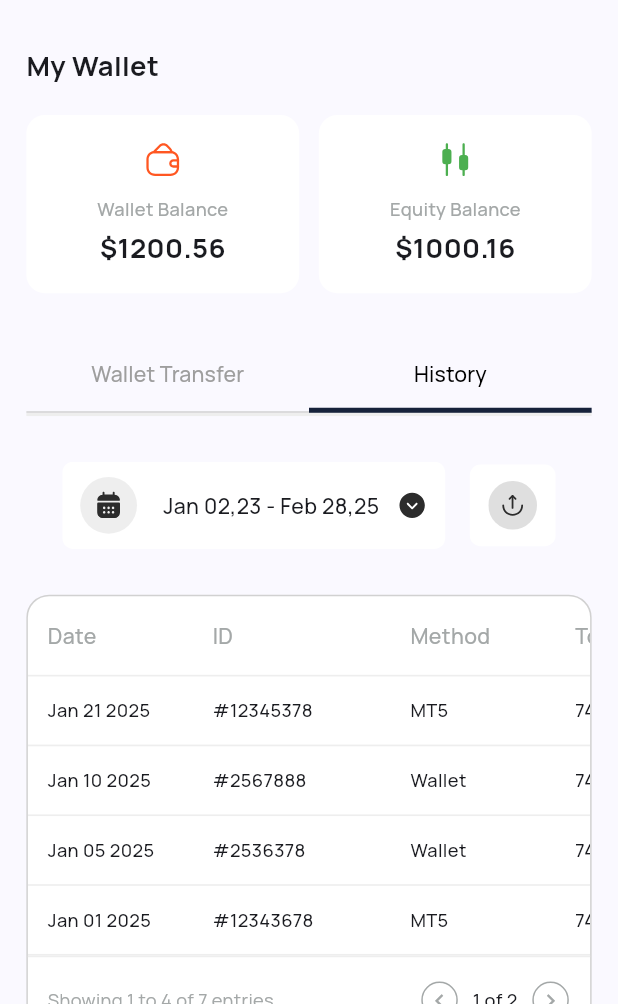
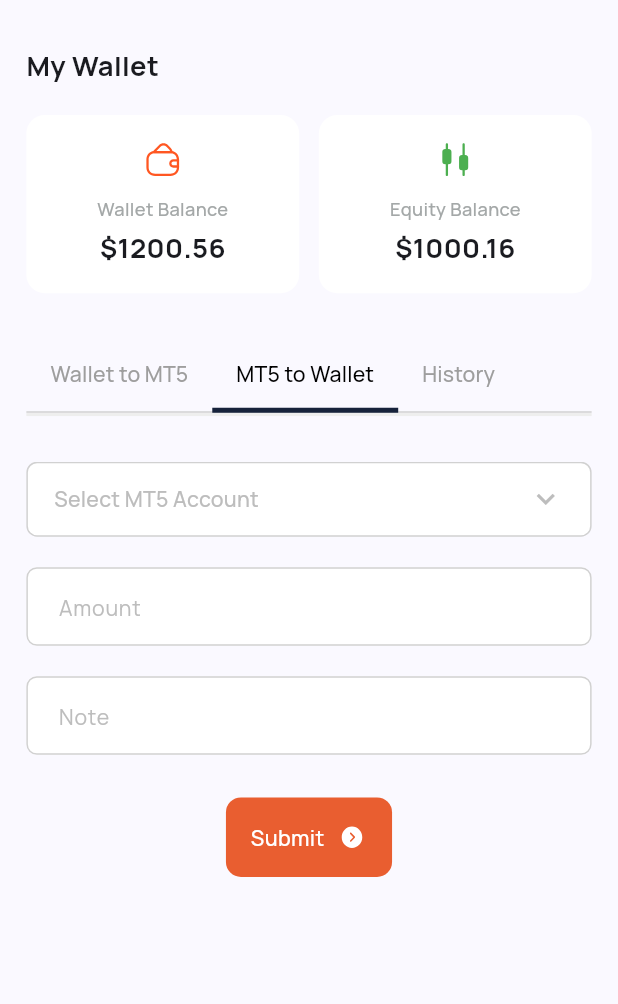
Before and after one commit to GeniusCoders/honorfx, a Flutter app: the MyWalletScreen widget shown alone on an empty page, opened directly, tab 2 chosen, on a phone screen of 412 x 824 dp, the part 232-1236 px from its top. Run offline on Flutter 3.47's test engine with Material 3 defaults, Android fonts, the phone set to English and light mode, and no system bars; our stand-ins replace bloc, dartz, dio, flutter_bloc, flutter_screenutil, flutter_secure_storage and 7 more; accounts and stored records are empty; network calls fail.

Commit message:
Add wallet to MT5 and MT5 to wallet transfer functionalities in DashboardCubit. Implement corresponding success and error states in DashboardState. Update MyWalletScreen to include new transfer tabs and remove deprecated wallet transfer UI components. Enhance DashboardApi and DashboardRepo for wallet transfer API integration.

```diff
--- a/lib/cubit/dashboard/dashboard_state.dart
+++ b/lib/cubit/dashboard/dashboard_state.dart
@@ -121,6 +121,32 @@ class WithdrawError extends DashboardState {
   WithdrawError({required this.message});
 }
 
+// Wallet to MT5 states
+class WalletToMt5Success extends DashboardState {
+  final String message;
+
+  WalletToMt5Success({required this.message});
+}
+
+class WalletToMt5Error extends DashboardState {
+  final String message;
+
+  WalletToMt5Error({required this.message});
+}
+
+// MT5 to Wallet states
+class Mt5ToWalletSuccess extends DashboardState {
+  final String message;
+
+  Mt5ToWalletSuccess({required this.message});
+}
+
+class Mt5ToWalletError extends DashboardState {
+  final String message;
+
+  Mt5ToWalletError({required this.message});
+}
+
 // You can add more dashboard-related states here
 // class PositionsLoading extends DashboardState {}
 // class PositionsLoaded extends DashboardState {...}
--- /dev/null
+++ b/lib/screens/dashboard/dashboard_screens/mywallet_screen/mt5_to_wallet.dart
@@ -0,0 +1,176 @@
+import 'package:flutter/material.dart';
+import 'package:flutter_bloc/flutter_bloc.dart';
+import 'package:flutter_screenutil/flutter_screenutil.dart';
+import 'package:honorfx/cubit/dashboard/dashboard_cubit.dart';
+import 'package:honorfx/cubit/dashboard/dashboard_state.dart';
+import 'package:honorfx/models/dashboard/account_listing_type_model.dart';
+import 'package:honorfx/utils/colors.dart';
+import 'package:honorfx/utils/common_dropdown.dart';
+import 'package:honorfx/utils/submit_button.dart';
+import 'package:honorfx/widgets/loading/loading_overlay.dart';
+import 'package:honorfx/widgets/textfields/amount_texfield.dart';
+import 'package:honorfx/widgets/textfields/comman_texfield.dart';
+
+class Mt5ToWallet extends StatefulWidget {
+  const Mt5ToWallet({super.key});
+
+  @override
+  State<Mt5ToWallet> createState() => _Mt5ToWalletState();
+}
+
+class _Mt5ToWalletState extends State<Mt5ToWallet> {
+  final TextEditingController _amountController = TextEditingController();
+  final TextEditingController _noteController = TextEditingController();
+  String? _selectedMt5Account;
+  final _formKey = GlobalKey<FormState>();
+  List<AccountListingTypeData> _accounts = [];
+
+  @override
+  void initState() {
+    super.initState();
+    _loadAccounts();
+  }
+
+  @override
+  void dispose() {
+    _amountController.dispose();
+    _noteController.dispose();
+    super.dispose();
+  }
+
+  void _loadAccounts() {
+    final dashboardCubit = context.read<DashboardCubit>();
+    if (dashboardCubit.state is! AccountsLoaded &&
+        dashboardCubit.state is! AccountDetailsLoaded) {
+      dashboardCubit.getAccounts();
+    } else {
+      _setupAccounts(dashboardCubit.state);
+    }
+  }
+
+  void _setupAccounts(DashboardState state) {
+    if (state is AccountsLoaded) {
+      setState(() {
+        _accounts = state.accounts;
+        if (_accounts.isNotEmpty) {
+          _selectedMt5Account = _accounts.first.mtUserid.toString();
+        }
+      });
+    } else if (state is AccountDetailsLoaded) {
+      setState(() {
+        _accounts = state.accounts;
+        if (_accounts.isNotEmpty) {
+          _selectedMt5Account = _accounts.first.mtUserid.toString();
+        }
+      });
+    }
+  }
+
+  void _submitTransfer() {
+    if (!_formKey.currentState!.validate()) {
+      return;
+    }
+
+    final dashboardCubit = context.read<DashboardCubit>();
+
+    dashboardCubit.mt5ToWallet(
+      mt5id: _selectedMt5Account!,
+      amount: _amountController.text,
+      note: _noteController.text,
+    );
+  }
+
+  @override
+  Widget build(BuildContext context) {
+    return BlocConsumer<DashboardCubit, DashboardState>(
+      listener: (context, state) {
+        if (state is AccountsLoaded || state is AccountDetailsLoaded) {
+          _setupAccounts(state);
+        } else if (state is Mt5ToWalletSuccess) {
+          // Show success message
+          ScaffoldMessenger.of(context).showSnackBar(
+            SnackBar(
+              content: Text(state.message),
+              backgroundColor: Colors.green,
+            ),
+          );
+          // Clear form fields
+          _amountController.clear();
+          _noteController.clear();
+        } else if (state is Mt5ToWalletError) {
+          // Show error message
+          ScaffoldMessenger.of(context).showSnackBar(
+            SnackBar(content: Text(state.message), backgroundColor: Colors.red),
+          );
+        }
+      },
+      builder: (context, state) {
+        return LoadingOverlay(
+          isLoading: state is DashboardLoading,
+          child: Form(
+            key: _formKey,
+            child: Column(
+              children: [
+                // To MT5 account dropdown
+                CommonDropdown(
+                  hintText: 'Select MT5 Account',
+                  value: _selectedMt5Account,
+                  onChanged: (value) {
+                    setState(() {
+                      _selectedMt5Account = value;
+                    });
+                  },
+                  data: _accounts.map((e) => e.mtUserid.toString()).toList(),
+                ),
+
+                SizedBox(height: 20.h),
+
+                // Amount field
+                AmountTexfield(
+                  hintText: 'Amount',
+                  controller: _amountController,
+                  validator: (value) {
+                    if (value == null || value.isEmpty) {
+                      return 'Please enter an amount';
+                    }
+                    try {
+                      final amount = double.parse(value);
+                      if (amount <= 0) {
+                        return 'Amount must be greater than 0';
+                      }
+                    } catch (e) {
+                      return 'Please enter a valid amount';
+                    }
+                    return null;
+                  },
+                ),
+
+                SizedBox(height: 20.h),
+
+                // Note field
+                CommanTexfield(
+                  hintText: 'Note',
+                  controller: _noteController,
+                  validator: (value) {
+                    if (value == null || value.isEmpty) {
+                      return 'Please enter a note';
+                    }
+                    return null;
+                  },
+                ),
+
+                SizedBox(height: 28.h),
+
+                // Submit button
+                SubmitButton(
+                  onPressed:
+                      _selectedMt5Account != null ? _submitTransfer : null,
+                ),
+              ],
+            ),
+          ),
+        );
+      },
+    );
+  }
+}
--- a/lib/screens/dashboard/dashboard_screens/mywallet_screen/mywallet_screen.dart
+++ b/lib/screens/dashboard/dashboard_screens/mywallet_screen/mywallet_screen.dart
@@ -4,10 +4,10 @@ import 'package:flutter_svg/flutter_svg.dart';
 import 'package:honorfx/screens/dashboard/dashboard_screens/dashboard_widgets/comman_appbar.dart';
 import 'package:honorfx/screens/dashboard/dashboard_screens/dashboard_widgets/tab_title.dart';
 import 'package:honorfx/screens/dashboard/dashboard_screens/dashboard_widgets/user_name.dart';
+import 'package:honorfx/screens/dashboard/dashboard_screens/mywallet_screen/mt5_to_wallet.dart';
+import 'package:honorfx/screens/dashboard/dashboard_screens/mywallet_screen/wallet_to_mt5.dart';
 import 'package:honorfx/utils/colors.dart';
 import 'package:honorfx/widgets/textfields/comman_texfield.dart';
-import 'package:honorfx/utils/common_dropdown.dart';
-import 'package:honorfx/utils/submit_button.dart';
 
 class MyWalletScreen extends StatefulWidget {
   const MyWalletScreen({super.key});
@@ -25,7 +25,7 @@ class _MyWalletScreenState extends State<MyWalletScreen>
   @override
   void initState() {
     super.initState();
-    _tabController = TabController(length: 2, vsync: this);
+    _tabController = TabController(length: 3, vsync: this);
   }
 
   @override
@@ -86,6 +86,8 @@ class _MyWalletScreenState extends State<MyWalletScreen>
             child: TabBar(
               controller: _tabController,
               labelColor: Colors.black,
+              isScrollable: true,
+              tabAlignment: TabAlignment.start,
               unselectedLabelColor: Colors.grey,
               indicatorColor: AppColors.primary,
               labelStyle: TextStyle(
@@ -95,7 +97,11 @@ class _MyWalletScreenState extends State<MyWalletScreen>
               indicatorWeight: 3.w,
               dividerColor: AppColors.grey,
               indicatorSize: TabBarIndicatorSize.tab,
-              tabs: const [Tab(text: 'Wallet Transfer'), Tab(text: 'History')],
+              tabs: const [
+                Tab(text: 'Wallet to MT5'),
+                Tab(text: 'MT5 to Wallet'),
+                Tab(text: 'History'),
+              ],
             ),
           ),
           SizedBox(height: 30.h),
@@ -107,7 +113,8 @@ class _MyWalletScreenState extends State<MyWalletScreen>
               controller: _tabController,
               children: [
                 // Wallet Transfer Tab
-                _buildWalletTransferTab(),
+                const WalletToMt5(),
+                const Mt5ToWallet(),
 
                 // History Tab
                 _buildHistoryTab(),
@@ -159,51 +166,6 @@ class _MyWalletScreenState extends State<MyWalletScreen>
           ),
         ],
       ),
-    );
-  }
-
-  Widget _buildWalletTransferTab() {
-    return Column(
-      children: [
-        // From wallet dropdown
-        CommonDropdown(
-          hintText: 'Select Wallet',
-          onChanged: (value) {},
-          data: ["Wallet 1", "Wallet 2", "Wallet 3"],
-        ),
-
-        // Transfer direction icon
-        IconButton(
-          onPressed: () {},
-          icon: SvgPicture.asset("assets/icons/arrange-circle.svg"),
-        ),
-
-        // To MT5 account dropdown
-        CommonDropdown(
-          hintText: 'Select MT5 Account',
-          onChanged: (value) {},
-          data: ["MT5 1", "MT5 2", "MT5 3"],
-        ),
-
-        SizedBox(height: 30.h),
-
-        // Amount field
-        _buildInputField(
-          label: 'Amount*',
-          hintText: 'Amount',
-          keyboardType: TextInputType.number,
-        ),
-
-        SizedBox(height: 20.h),
-
-        // Note field
-        _buildInputField(label: 'Note*', hintText: 'Note', maxLines: 3),
-
-        SizedBox(height: 28.h),
-
-        // Submit button
-        SubmitButton(),
-      ],
     );
   }
 
--- /dev/null
+++ b/lib/screens/dashboard/dashboard_screens/mywallet_screen/wallet_to_mt5.dart
@@ -0,0 +1,175 @@
+import 'package:flutter/material.dart';
+import 'package:flutter_bloc/flutter_bloc.dart';
+import 'package:flutter_screenutil/flutter_screenutil.dart';
+import 'package:honorfx/cubit/dashboard/dashboard_cubit.dart';
+import 'package:honorfx/cubit/dashboard/dashboard_state.dart';
+import 'package:honorfx/models/dashboard/account_listing_type_model.dart';
+import 'package:honorfx/utils/common_dropdown.dart';
+import 'package:honorfx/utils/submit_button.dart';
+import 'package:honorfx/widgets/loading/loading_overlay.dart';
+import 'package:honorfx/widgets/textfields/amount_texfield.dart';
+import 'package:honorfx/widgets/textfields/comman_texfield.dart';
+
+class WalletToMt5 extends StatefulWidget {
+  const WalletToMt5({super.key});
+
+  @override
+  State<WalletToMt5> createState() => _WalletToMt5State();
+}
+
+class _WalletToMt5State extends State<WalletToMt5> {
+  final TextEditingController _amountController = TextEditingController();
+  final TextEditingController _noteController = TextEditingController();
+  String? _selectedMt5Account;
+  final _formKey = GlobalKey<FormState>();
+  List<AccountListingTypeData> _accounts = [];
+
+  @override
+  void initState() {
+    super.initState();
+    _loadAccounts();
+  }
+
+  @override
+  void dispose() {
+    _amountController.dispose();
+    _noteController.dispose();
+    super.dispose();
+  }
+
+  void _loadAccounts() {
+    final dashboardCubit = context.read<DashboardCubit>();
+    if (dashboardCubit.state is! AccountsLoaded &&
+        dashboardCubit.state is! AccountDetailsLoaded) {
+      dashboardCubit.getAccounts();
+    } else {
+      _setupAccounts(dashboardCubit.state);
+    }
+  }
+
+  void _setupAccounts(DashboardState state) {
+    if (state is AccountsLoaded) {
+      setState(() {
+        _accounts = state.accounts;
+        if (_accounts.isNotEmpty) {
+          _selectedMt5Account = _accounts.first.mtUserid.toString();
+        }
+      });
+    } else if (state is AccountDetailsLoaded) {
+      setState(() {
+        _accounts = state.accounts;
+        if (_accounts.isNotEmpty) {
+          _selectedMt5Account = _accounts.first.mtUserid.toString();
+        }
+      });
+    }
+  }
+
+  void _submitTransfer() {
+    if (!_formKey.currentState!.validate()) {
+      return;
+    }
+
+    final dashboardCubit = context.read<DashboardCubit>();
+
+    dashboardCubit.walletToMt5(
+      mt5id: _selectedMt5Account!,
+      amount: _amountController.text,
+      note: _noteController.text,
+    );
+  }
+
+  @override
+  Widget build(BuildContext context) {
+    return BlocConsumer<DashboardCubit, DashboardState>(
+      listener: (context, state) {
+        if (state is AccountsLoaded || state is AccountDetailsLoaded) {
+          _setupAccounts(state);
+        } else if (state is WalletToMt5Success) {
+          // Show success message
+          ScaffoldMessenger.of(context).showSnackBar(
+            SnackBar(
+              content: Text(state.message),
+              backgroundColor: Colors.green,
+            ),
+          );
+          // Clear form fields
+          _amountController.clear();
+          _noteController.clear();
+        } else if (state is WalletToMt5Error) {
+          // Show error message
+          ScaffoldMessenger.of(context).showSnackBar(
+            SnackBar(content: Text(state.message), backgroundColor: Colors.red),
+          );
+        }
+      },
+      builder: (context, state) {
+        return LoadingOverlay(
+          isLoading: state is DashboardLoading,
+          child: Form(
+            key: _formKey,
+            child: Column(
+              children: [
+                // To MT5 account dropdown
+                CommonDropdown(
+                  hintText: 'Select MT5 Account',
+                  value: _selectedMt5Account,
+                  onChanged: (value) {
+                    setState(() {
+                      _selectedMt5Account = value;
+                    });
+                  },
+                  data: _accounts.map((e) => e.mtUserid.toString()).toList(),
+                ),
+
+                SizedBox(height: 20.h),
+
+                // Amount field
+                AmountTexfield(
+                  hintText: 'Amount',
+                  controller: _amountController,
+                  validator: (value) {
+                    if (value == null || value.isEmpty) {
+                      return 'Please enter an amount';
+                    }
+                    try {
+                      final amount = double.parse(value);
+                      if (amount <= 0) {
+                        return 'Amount must be greater than 0';
+                      }
+                    } catch (e) {
+                      return 'Please enter a valid amount';
+                    }
+                    return null;
+                  },
+                ),
+
+                SizedBox(height: 20.h),
+
+                // Note field
+                CommanTexfield(
+                  hintText: 'Note',
+                  controller: _noteController,
+                  validator: (value) {
+                    if (value == null || value.isEmpty) {
+                      return 'Please enter a note';
+                    }
+                    return null;
+                  },
+                ),
+
+                SizedBox(height: 28.h),
+
+                // Submit button
+                SubmitButton(
+                  onPressed:
+                      _selectedMt5Account != null ? _submitTransfer : null,
+                ),
+              ],
+            ),
+          ),
+        );
+      },
+    );
+  }
+}
--- a/lib/services/repo/dashboard_repo.dart
+++ b/lib/services/repo/dashboard_repo.dart
@@ -8,6 +8,7 @@ import 'package:honorfx/models/dashboard/open_account_response.dart';
 import 'package:honorfx/models/dashboard/open_positions_model.dart';
 import 'package:honorfx/models/dashboard/reports_model/deposit_report_model.dart';
 import 'package:honorfx/models/dashboard/reports_model/withdraw_report_model.dart';
+import 'package:honorfx/models/dashboard/wallet_transfer_response.dart';
 import 'package:honorfx/models/dashboard/withdraw_response.dart';
 import 'package:honorfx/models/login_model.dart';
 import 'package:honorfx/services/core/server_error.dart';
@@ -47,4 +48,18 @@ abstract class DashboardRepo {
     required String note,
     required String paymentMethod,
   });
+
+  // Wallet to MT5 transfer
+  Future<Either<ServerError, WalletTransferResponse>> walletToMt5({
+    required String mt5id,
+    required String amount,
+    required String note,
+  });
+
+  // MT5 to Wallet transfer
+  Future<Either<ServerError, WalletTransferResponse>> mt5ToWallet({
+    required String mt5id,
+    required String amount,
+    required String note,
+  });
 }
```
Also changed, not shown: lib/cubit/dashboard/dashboard_cubit.dart (+72 -0 lines), lib/models/dashboard/wallet_transfer_response.dart (added, +22 -0 lines), lib/services/api/dashboard_api.dart (+53 -0 lines).
